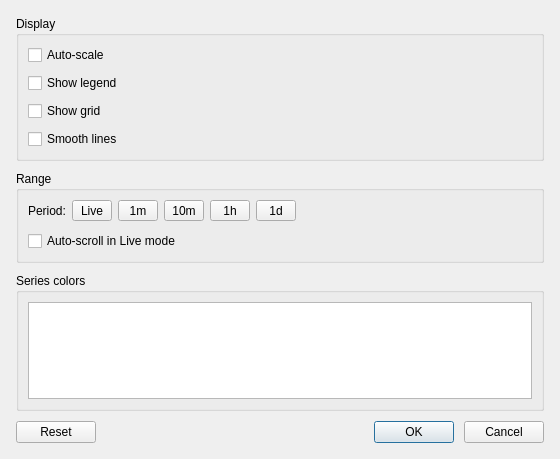
Old version of the form src/ui/dialogs/trendsettingsdialog.ui in the repository sanny32/OpenUaExplorer.
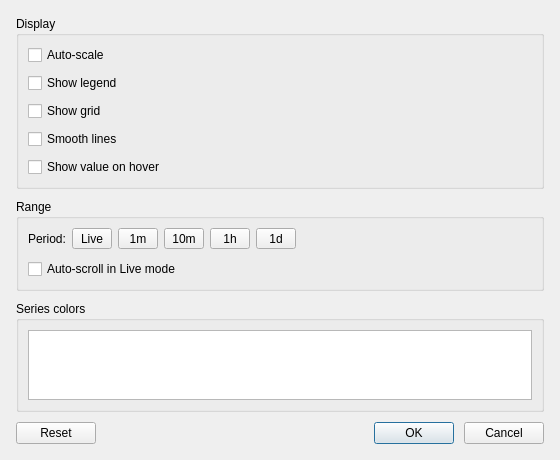
New version of the form. Custom widgets are drawn as their Qt base class.

Commit message: feat: Add hover value tooltip functionality to trend graph and settings dialog

What changed in the file:
```diff
--- a/src/ui/dialogs/trendsettingsdialog.ui
+++ b/src/ui/dialogs/trendsettingsdialog.ui
@@ -66,6 +66,13 @@
         </property>
        </widget>
       </item>
+      <item>
+       <widget class="QCheckBox" name="showTooltipCheck">
+        <property name="text">
+         <string>Show value on hover</string>
+        </property>
+       </widget>
+      </item>
      </layout>
     </widget>
    </item>
```
The commit also changes 6 other files.
